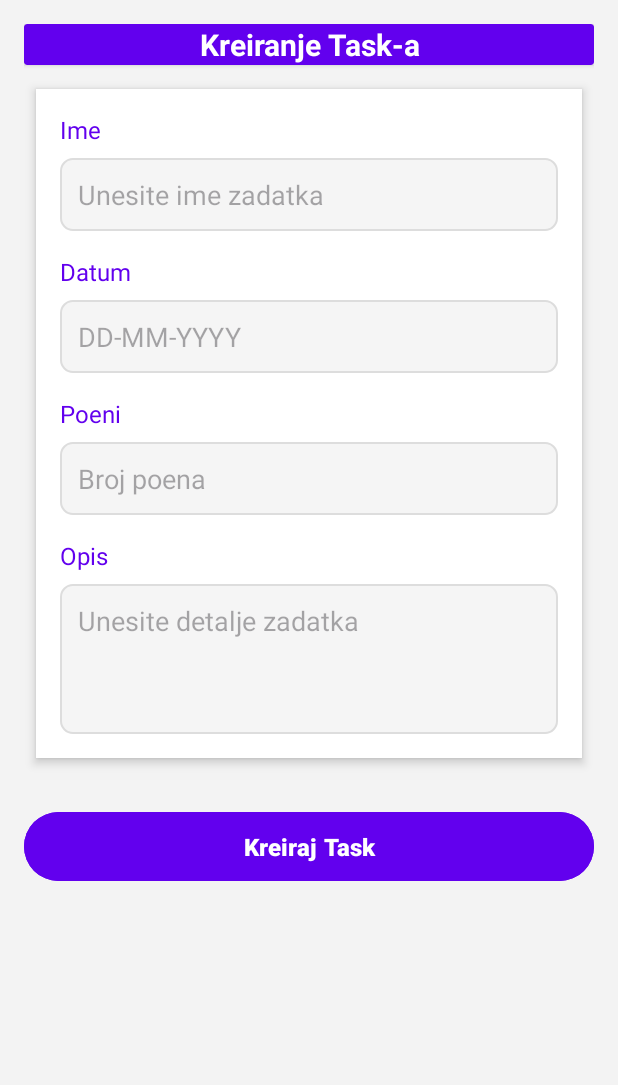
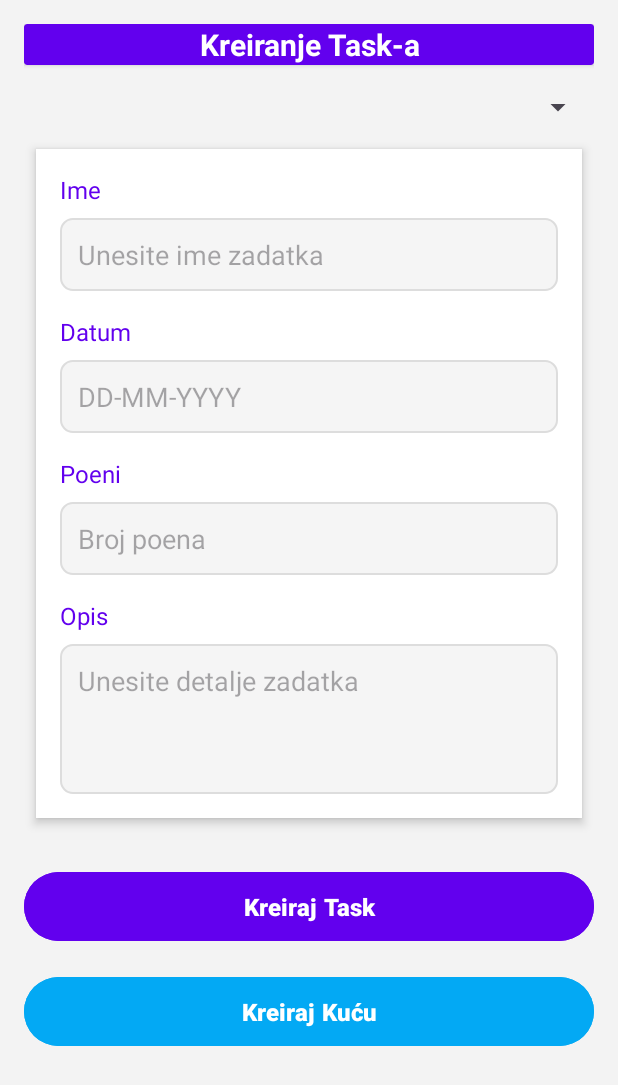
Before and after one commit to IbrahimSelimovic786/Razvoj-mobilnih-aplikacija-i-servisa, an Android app: the CreateTaskActivity screen opened directly, with no data from a screen before it, after a tap on "Kreiraj Task", on a phone screen of 412 x 824 dp. Shown: the top 1085 px of the screen. Run offline under Robolectric (Android 15) with nearby library versions, the light colour scheme and no system bars.

Commit message:
Dodano kreiranje kuce i raspodjela taskova po kucama i datumima

```diff
--- a/FamilyHustle/app/src/main/AndroidManifest.xml
+++ b/FamilyHustle/app/src/main/AndroidManifest.xml
@@ -17,7 +17,11 @@
         <!-- Create Task Activity -->
         <activity
             android:name=".CreateTaskActivity"
-            android:exported="false" />
+            android:exported="true" />
+
+        <activity
+            android:name=".CreateHouseActivity"
+            android:exported="true" />
 
         <!-- Home Activity -->
         <activity
--- a/FamilyHustle/app/src/main/java/com/example/familyhustle/CreateTaskActivity.kt
+++ b/FamilyHustle/app/src/main/java/com/example/familyhustle/CreateTaskActivity.kt
@@ -1,87 +1,105 @@
 package com.example.familyhustle
 
-import android.app.DatePickerDialog
-import android.content.SharedPreferences
+import android.content.Intent
 import android.os.Bundle
+import android.util.Log
+import android.widget.ArrayAdapter
 import android.widget.Button
 import android.widget.EditText
+import android.widget.Spinner
 import android.widget.Toast
 import androidx.appcompat.app.AppCompatActivity
 import java.text.SimpleDateFormat
-import java.util.Calendar
-import java.util.Locale
+import java.util.*
 
 class CreateTaskActivity : AppCompatActivity() {
+
+    private lateinit var houseSpinner: Spinner
+    private lateinit var etTaskName: EditText
+    private lateinit var etTaskPoints: EditText
+    private lateinit var etTaskDate: EditText
+    private var selectedHouse: String? = null
 
     override fun onCreate(savedInstanceState: Bundle?) {
         super.onCreate(savedInstanceState)
         setContentView(R.layout.activity_create_task)
 
-        val etTaskName = findViewById<EditText>(R.id.etTaskName)
-        val etTaskDate = findViewById<EditText>(R.id.etTaskDate)
-        val etTaskPoints = findViewById<EditText>(R.id.etTaskPoints)
-        val etTaskDescription = findViewById<EditText>(R.id.etTaskDescription)
-        val btnCreateTask = findViewById<Button>(R.id.btnCreateTask)
+        houseSpinner = findViewById(R.id.spinnerHouse)
+        etTaskName = findViewById(R.id.etTaskName)
+        etTaskPoints = findViewById(R.id.etTaskPoints)
+        etTaskDate = findViewById(R.id.etTaskDate)
 
-        // Date Picker za unos datuma
-        etTaskDate.setOnClickListener {
-            val calendar = Calendar.getInstance()
-            val datePicker = DatePickerDialog(
-                this,
-                { _, year, month, dayOfMonth ->
-                    val selectedDate = "$dayOfMonth-${month + 1}-$year"
-                    etTaskDate.setText(selectedDate)
-                },
-                calendar.get(Calendar.YEAR),
-                calendar.get(Calendar.MONTH),
-                calendar.get(Calendar.DAY_OF_MONTH)
-            )
-            datePicker.show()
+        val btnSaveTask = findViewById<Button>(R.id.btnCreateTask)
+        val btnCreateHouse = findViewById<Button>(R.id.btnCreateHouse)
+
+        loadHouses()
+
+        houseSpinner.onItemSelectedListener = object : android.widget.AdapterView.OnItemSelectedListener {
+            override fun onItemSelected(parent: android.widget.AdapterView<*>?, view: android.view.View?, position: Int, id: Long) {
+                selectedHouse = houseSpinner.selectedItem.toString()
             }
 
-        // Kreiranje zadatka
-        btnCreateTask.setOnClickListener {
-            val taskName = etTaskName.text.toString().trim()
-            val taskDate = etTaskDate.text.toString().trim()
-            val taskPoints = etTaskPoints.text.toString().trim()
-            val taskDescription = etTaskDescription.text.toString().trim()
-
-            // Provera da li su polja popunjena
-            if (taskName.isEmpty() || taskDate.isEmpty() || taskPoints.isEmpty() || taskDescription.isEmpty()) {
-                Toast.makeText(this, "Popunite sva polja!", Toast.LENGTH_SHORT).show()
-                return@setOnClickListener
+            override fun onNothingSelected(parent: android.widget.AdapterView<*>?) {}
         }
 
-            // Provera datuma
-            val dateFormat = SimpleDateFormat("dd-MM-yyyy", Locale.getDefault())
-            val deadlineDate = try {
-                dateFormat.parse(taskDate)
-            } catch (e: Exception) {
-                Toast.makeText(this, "Neispravan format datuma!", Toast.LENGTH_SHORT).show()
-                return@setOnClickListener
+        btnSaveTask.setOnClickListener {
+            saveTask()
         }
 
-            if (deadlineDate == null) {
-                Toast.makeText(this, "Neispravan datum!", Toast.LENGTH_SHORT).show()
-                return@setOnClickListener
+        btnCreateHouse.setOnClickListener {
+            val intent = Intent(this, CreateHouseActivity::class.java)
+            startActivity(intent)
+        }
     }
 
-            // Spremanje u SharedPreferences
-            try {
-                val sharedPref: SharedPreferences = getSharedPreferences("TasksPref", MODE_PRIVATE)
+    override fun onResume() {
+        super.onResume()
+        loadHouses()
+    }
+
+    private fun loadHouses() {
+        val sharedPref = getSharedPreferences("HousesPref", MODE_PRIVATE)
+        val houses = sharedPref.all.keys.toList()
+        if (houses.isNotEmpty()) {
+            val adapter = ArrayAdapter(this, android.R.layout.simple_spinner_item, houses)
+            adapter.setDropDownViewResource(android.R.layout.simple_spinner_dropdown_item)
+            houseSpinner.adapter = adapter
+            selectedHouse = houses.firstOrNull()
+        } else {
+            selectedHouse = null
+            Toast.makeText(this, "Nema dostupnih kuća. Kreirajte kuću.", Toast.LENGTH_SHORT).show()
+        }
+    }
+
+
+    private fun saveTask() {
+        val taskName = etTaskName.text.toString().trim()
+        val taskPoints = etTaskPoints.text.toString().trim()
+        val taskDate = etTaskDate.text.toString().trim()
+
+        if (taskName.isEmpty() || taskPoints.isEmpty() || taskDate.isEmpty() || selectedHouse == null) {
+            Toast.makeText(this, "Unesite sve podatke i odaberite kuću.", Toast.LENGTH_SHORT).show()
+            return
+        }
+
+        val sharedPref = getSharedPreferences("TasksPref", MODE_PRIVATE)
         val editor = sharedPref.edit()
 
-                // Kreiranje jedinstvenog ključa za svaki zadatak
-                val taskKey = "task_${System.currentTimeMillis()}"
-                val taskData = "$taskName|$taskPoints|$taskDate|$taskDescription"
-                editor.putString(taskKey, taskData)
+        val taskWeek = try {
+            val deadlineDate = SimpleDateFormat("dd-MM-yyyy", Locale.getDefault()).parse(taskDate)
+            val calendar = Calendar.getInstance()
+            calendar.time = deadlineDate
+            calendar.get(Calendar.WEEK_OF_MONTH)
+        } catch (e: Exception) {
+            Toast.makeText(this, "Pogrešan format datuma. Koristite DD-MM-YYYY.", Toast.LENGTH_SHORT).show()
+            return
+        }
+
+        val taskKey = "$selectedHouse|$taskName|$taskPoints|$taskDate|$taskWeek"
+        editor.putString(taskKey, "$taskName|$taskPoints|$taskDate|$selectedHouse|$taskWeek")
         editor.apply()
 
-                Toast.makeText(this, "Zadatak uspešno kreiran!", Toast.LENGTH_SHORT).show()
-                finish() // Vraćanje na prethodnu aktivnost
-            } catch (e: Exception) {
-                Toast.makeText(this, "Došlo je do greške pri kreiranju zadatka.", Toast.LENGTH_SHORT).show()
+        Toast.makeText(this, "Task '$taskName' uspješno kreiran za kuću '$selectedHouse'.", Toast.LENGTH_SHORT).show()
+        finish()
     }
 }
-    }
-}
--- /dev/null
+++ b/FamilyHustle/app/src/main/java/com/example/familyhustle/Member.kt
@@ -0,0 +1,3 @@
+package com.example.familyhustle
+
+data class Member(val email: String, val role: String)
--- a/FamilyHustle/app/src/main/java/com/example/familyhustle/Task.kt
+++ b/FamilyHustle/app/src/main/java/com/example/familyhustle/Task.kt
@@ -1,3 +1,5 @@
 package com.example.familyhustle
 
-data class Task(val title: String, val points: String, val description: String)
+data class Task(val title: String,
+                val points: String,
+                val description: String)
--- a/FamilyHustle/app/src/main/res/layout/activity_create_task.xml
+++ b/FamilyHustle/app/src/main/res/layout/activity_create_task.xml
@@ -27,6 +27,14 @@
                 android:textStyle="bold"
                 android:gravity="center" />
         </androidx.cardview.widget.CardView>
+
+        <!-- Spinner za kuće -->
+        <Spinner
+            android:id="@+id/spinnerHouse"
+            android:layout_width="match_parent"
+            android:layout_height="wrap_content"
+            android:layout_marginBottom="16dp"
+            android:spinnerMode="dropdown" />
 
         <!-- Input Fields -->
         <LinearLayout
@@ -117,7 +125,13 @@
                 android:textColor="#000000" />
         </LinearLayout>
 
-        <!-- Submit Button -->
+        <!-- Buttons Section -->
+        <LinearLayout
+            android:layout_width="match_parent"
+            android:layout_height="wrap_content"
+            android:orientation="vertical">
+
+            <!-- Submit Task Button -->
             <Button
                 android:id="@+id/btnCreateTask"
                 android:layout_width="match_parent"
@@ -129,5 +143,19 @@
                 android:textStyle="bold"
                 android:layout_marginTop="16dp"
                 android:padding="12dp" />
+
+            <!-- Create House Button -->
+            <Button
+                android:id="@+id/btnCreateHouse"
+                android:layout_width="match_parent"
+                android:layout_height="wrap_content"
+                android:backgroundTint="#03A9F4"
+                android:text="Kreiraj Kuću"
+                android:textColor="#FFFFFF"
+                android:textSize="16sp"
+                android:textStyle="bold"
+                android:layout_marginTop="16dp"
+                android:padding="12dp" />
+        </LinearLayout>
     </LinearLayout>
 </ScrollView>
```
Also changed, not shown: FamilyHustle/app/src/main/java/com/example/familyhustle/CreateHouseActivity.kt (added, +85 -0 lines), FamilyHustle/app/src/main/java/com/example/familyhustle/HomeActivity.kt (+97 -36 lines), FamilyHustle/app/src/main/java/com/example/familyhustle/MemberAdapter.kt (added, +29 -0 lines), FamilyHustle/app/src/main/res/layout/activity_home.xml (+38 -48 lines), FamilyHustle/app/src/main/res/layout/create_house_activity.xml (added, +77 -0 lines), FamilyHustle/app/src/main/res/layout/item_member.xml (added, +22 -0 lines), FamilyHustle/app/src/main/res/values/strings.xml (+6 -1 lines). Lines whose indentation alone changed are shown as unchanged.
